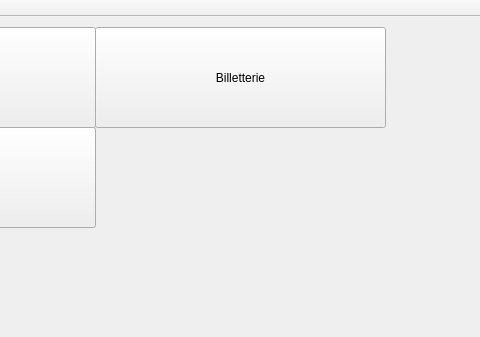
Above: FestiClicC/accueil.ui from FestiClic/FestiClic3 before the change; both pictures show x 195 to 675 and y 0 to 337 of the 776 by 632 pixel window. Below: the same form after it.
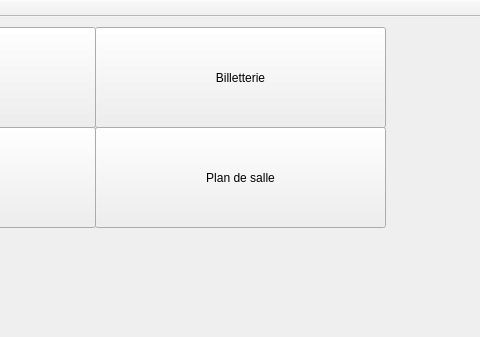
That is the form after the change.

Patch:
```diff
--- a/FestiClicC/accueil.ui
+++ b/FestiClicC/accueil.ui
@@ -53,6 +53,19 @@
      <string>Billetterie</string>
     </property>
    </widget>
+   <widget class="QPushButton" name="aBtnPlanDeSalle">
+    <property name="geometry">
+     <rect>
+      <x>290</x>
+      <y>110</y>
+      <width>291</width>
+      <height>101</height>
+     </rect>
+    </property>
+    <property name="text">
+     <string>Plan de salle</string>
+    </property>
+   </widget>
   </widget>
   <widget class="QMenuBar" name="menuBar">
    <property name="geometry">
```
